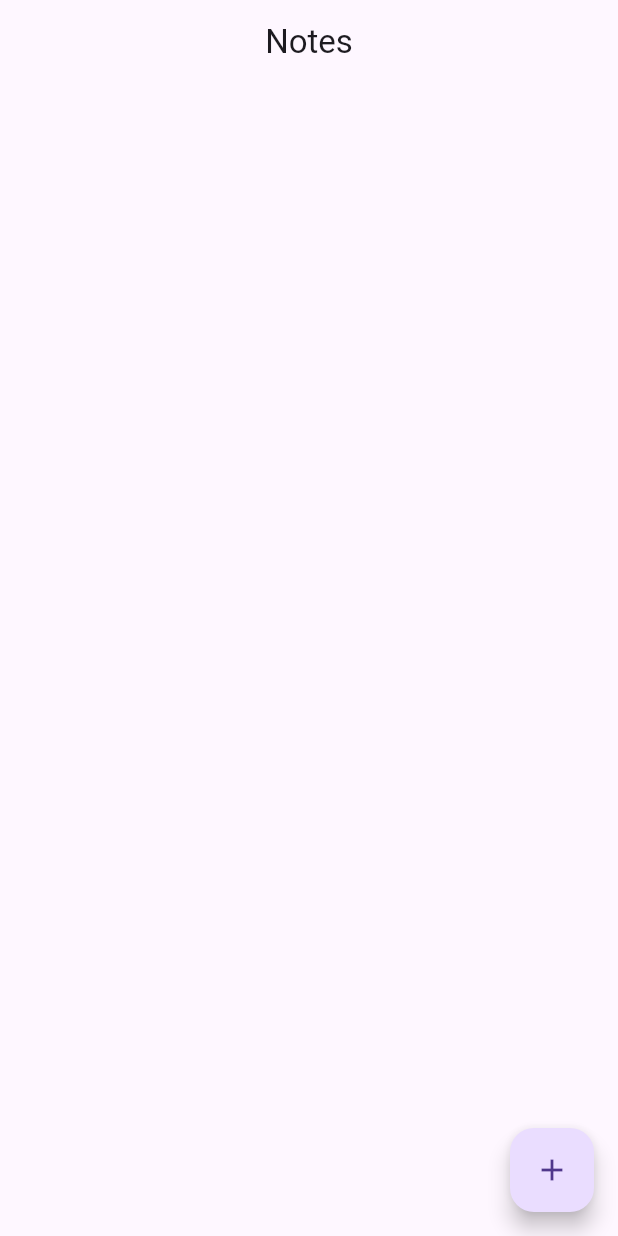
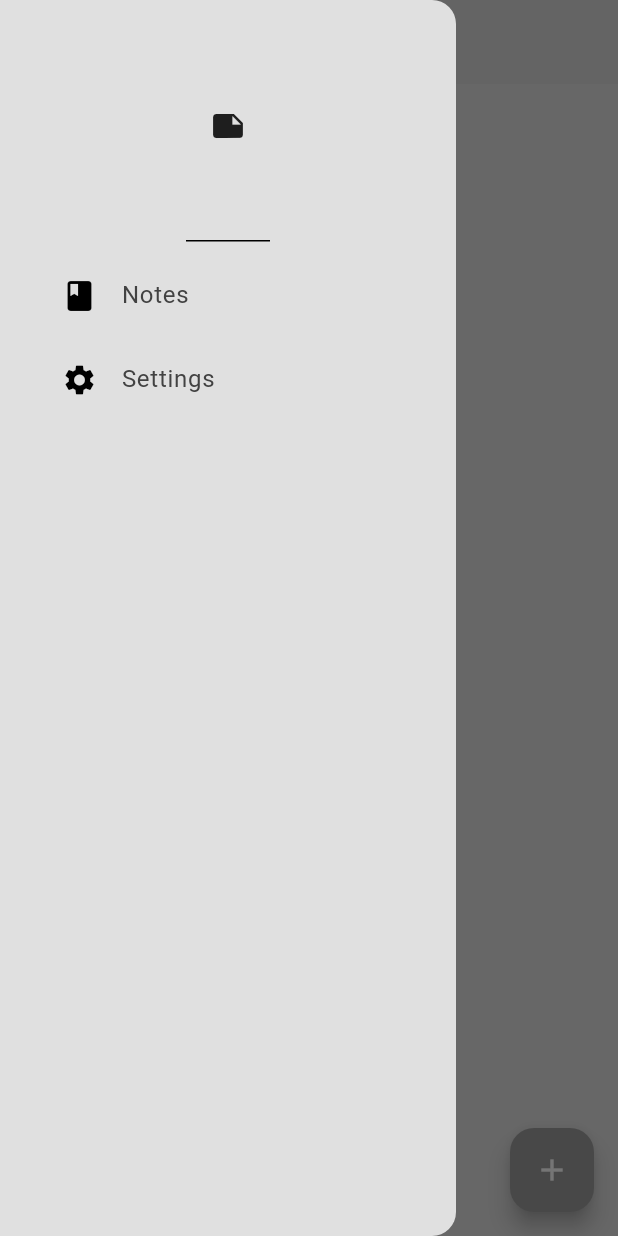
Before and after one commit to damooola/notes-isarcrud, a Flutter app: the screen it shows after launch, with the side drawer open (before the commit the screen has no drawer), on a phone screen of 412 x 824 dp. Run offline on Flutter 3.47's test engine with Material 3 defaults, Android fonts, the phone set to English and light mode, and no system bars; our stand-ins replace google_fonts, isar; accounts and stored records are empty; generated files the repository leaves out were written again.

Commit message:
add dark mode

```diff
--- /dev/null
+++ b/lib/components/drawer.dart
@@ -0,0 +1,36 @@
+import 'package:flutter/material.dart';
+import 'package:isarcrud/components/list_tile.dart';
+import 'package:isarcrud/pages/settings_page.dart';
+
+class MyDrawer extends StatelessWidget {
+  const MyDrawer({super.key});
+
+  @override
+  Widget build(BuildContext context) {
+    return Drawer(
+        backgroundColor: Theme.of(context).colorScheme.surface,
+        child: Column(
+          children: [
+            //drawerheader
+            const DrawerHeader(child: Icon(Icons.note)),
+            // notes tile
+            MyListTile(
+                text: "Notes",
+                icon: const Icon(Icons.book),
+                onTap: () => Navigator.pop(context)),
+            //settings tile
+            MyListTile(
+              text: "Settings",
+              icon: const Icon(Icons.settings),
+              onTap: () {
+                Navigator.pop(context);
+                Navigator.push(
+                    context,
+                    MaterialPageRoute(
+                        builder: (context) => const SettingsPage()));
+              },
+            )
+          ],
+        ));
+  }
+}
--- /dev/null
+++ b/lib/components/list_tile.dart
@@ -0,0 +1,24 @@
+import 'package:flutter/material.dart';
+
+class MyListTile extends StatelessWidget {
+  final String text;
+  final Icon icon;
+  final void Function()? onTap;
+  const MyListTile(
+      {super.key, required this.text, required this.icon, required this.onTap});
+
+  @override
+  Widget build(BuildContext context) {
+    return Padding(
+      padding: const EdgeInsets.only(left: 25.0),
+      child: ListTile(
+        title: Text(
+          text,
+          style: TextStyle(color: Theme.of(context).colorScheme.inversePrimary),
+        ),
+        leading: icon,
+        onTap: onTap,
+      ),
+    );
+  }
+}
--- a/lib/main.dart
+++ b/lib/main.dart
@@ -1,6 +1,7 @@
 import 'package:flutter/material.dart';
 import 'package:isarcrud/models/note_database.dart';
 import 'package:isarcrud/pages/notes_page.dart';
+import 'package:isarcrud/theme/theme_provider.dart';
 import 'package:provider/provider.dart';
 
 // initialize note database
@@ -9,8 +10,13 @@
   WidgetsFlutterBinding.ensureInitialized();
   await NoteDatabase.initialize();
   runApp(
-    ChangeNotifierProvider(
-        create: (context) => NoteDatabase(), child: const MyApp()),
+    MultiProvider(
+      providers: [
+        ChangeNotifierProvider(create: (context) => NoteDatabase()),
+        ChangeNotifierProvider(create: (context) => ThemeProvider())
+      ],
+      child: const MyApp(),
+    ),
   );
 }
 
@@ -19,7 +25,10 @@
 
   @override
   Widget build(BuildContext context) {
-    return const MaterialApp(
-        debugShowCheckedModeBanner: false, home: NotesPage());
+    return MaterialApp(
+      debugShowCheckedModeBanner: false,
+      home: const NotesPage(),
+      theme: Provider.of<ThemeProvider>(context).themeData,
+    );
   }
 }
--- a/lib/pages/notes_page.dart
+++ b/lib/pages/notes_page.dart
@@ -1,4 +1,6 @@
 import 'package:flutter/material.dart';
+import 'package:google_fonts/google_fonts.dart';
+import 'package:isarcrud/components/drawer.dart';
 import 'package:isarcrud/models/note.dart';
 import 'package:isarcrud/models/note_database.dart';
 import 'package:provider/provider.dart';
@@ -100,15 +102,26 @@
     List<Note> currentNotes = noteDatabase
         .currentNotes; // why not call context.watch<NoteDatabase>().curentNotes directly?
     return Scaffold(
+      backgroundColor: Theme.of(context).colorScheme.surface,
       appBar: AppBar(
-        title: const Text("Notes"),
+        backgroundColor: Colors.transparent,
+        foregroundColor: Theme.of(context).colorScheme.inversePrimary,
         centerTitle: true,
+        title: Text(
+          "Notes",
+          style: GoogleFonts.dmSerifText(
+              fontSize: 48,
+              color: Theme.of(context).colorScheme.inversePrimary),
         ),
+        elevation: 5,
+      ),
+      drawer: const MyDrawer(),
       floatingActionButton: FloatingActionButton(
         onPressed: createNote,
         child: const Icon(Icons.add),
       ),
-      body: ListView.builder(
+      body: Expanded(
+        child: ListView.builder(
           itemCount: currentNotes.length,
           itemBuilder: (context, index) {
             // each note
@@ -129,6 +142,7 @@
             );
           },
         ),
+      ),
     );
   }
 }
--- /dev/null
+++ b/lib/theme/theme.dart
@@ -0,0 +1,24 @@
+import 'package:flutter/material.dart';
+
+ThemeData lightMode = ThemeData(
+  brightness: Brightness.light,
+  colorScheme: ColorScheme.light(
+      primary: Colors.grey.shade500,
+      surface: Colors.grey.shade300,
+      inversePrimary: Colors.grey.shade800,
+      secondary: Colors.grey.shade400),
+);
+ThemeData darkmode = ThemeData(
+  brightness: Brightness.dark,
+  colorScheme: ColorScheme.dark(
+      primary: Colors.grey.shade800,
+      surface: Colors.grey.shade900,
+      inversePrimary: Colors.grey.shade300,
+      secondary: Colors.grey.shade700),
+);
+
+ThemeData _themeData = lightMode;
+ThemeData get themeData => _themeData;
+set(ThemeData themeData) {
+  _themeData = themeData;
+}
--- /dev/null
+++ b/lib/theme/theme_provider.dart
@@ -0,0 +1,25 @@
+import 'package:flutter/material.dart';
+import 'package:isarcrud/theme/theme.dart';
+
+class ThemeProvider extends ChangeNotifier {
+  ThemeData _themeData = lightMode;
+  ThemeData get themeData => _themeData;
+
+// getter method to check if in darkMode
+  bool get isDarkMode => _themeData == darkmode;
+
+
+// set the new theme
+  set themeData(ThemeData themeData) {
+    _themeData = themeData;
+    notifyListeners();
+  }
+
+  void toggleTheme() {
+    if (_themeData == lightMode) {
+      themeData = darkmode;
+    } else {
+      themeData = lightMode;
+    }
+  }
+}
--- a/pubspec.yaml
+++ b/pubspec.yaml
@@ -39,6 +39,7 @@
   isar_flutter_libs: ^3.1.0+1
   path_provider: ^2.1.4
   provider: ^6.1.2
+  google_fonts: ^6.2.1
 
 dev_dependencies:
   flutter_test:
```
Also changed, not shown: lib/pages/settings_page.dart (added, +44 -0 lines), pubspec.lock, 2 other files. Lines whose indentation alone changed are shown as unchanged.
